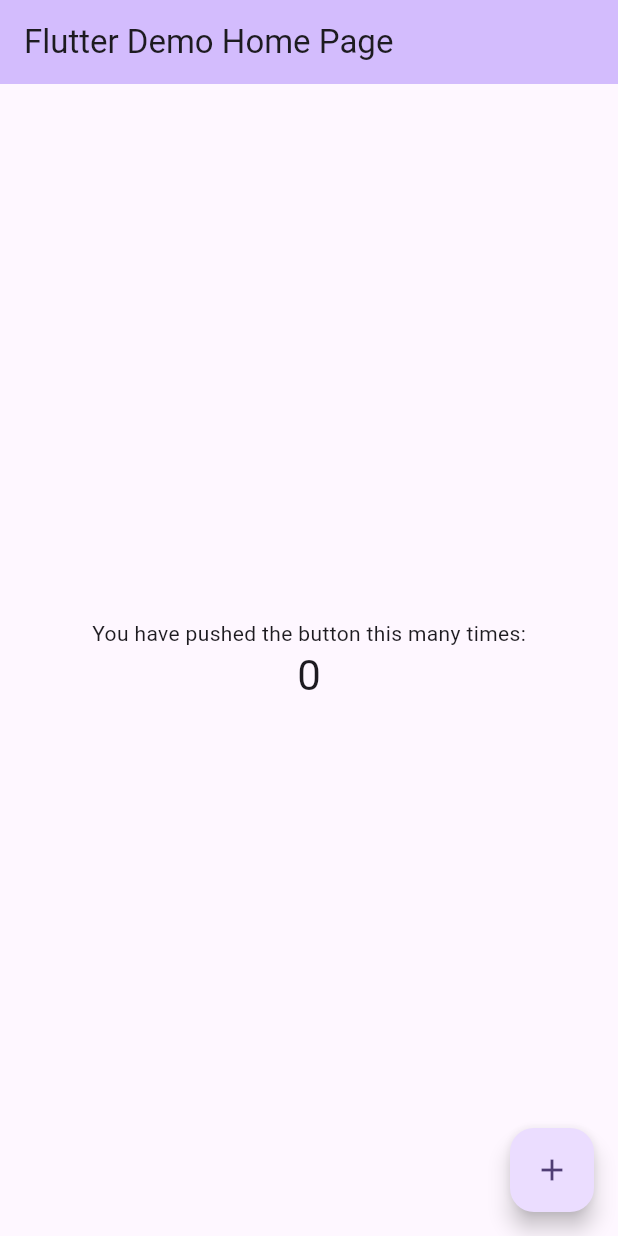
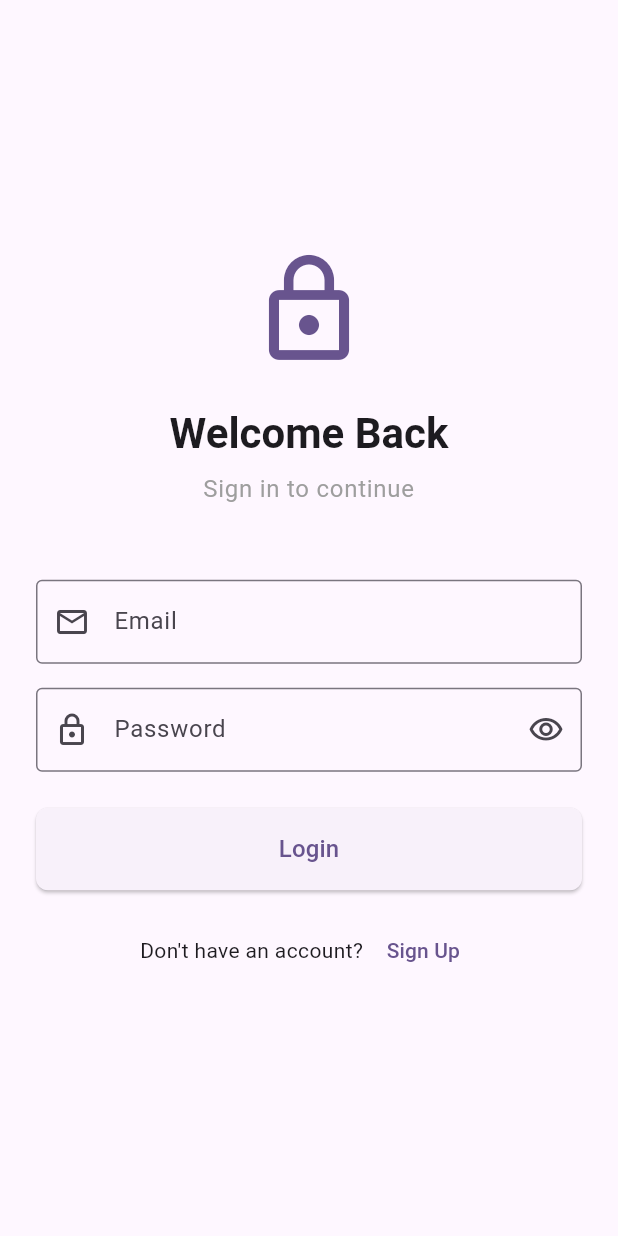
Before and after one commit to kalviumcommunity/S58-0125-Omega-Flutter-With-Firebase-ResolveU, a Flutter app: the screen it shows after launch, on a phone screen of 412 x 824 dp. Run offline on Flutter 3.47's test engine with Material 3 defaults, Android fonts, the phone set to English and light mode, and no system bars; our stand-ins replace firebase_auth, firebase_core; accounts and stored records are empty.

Commit message:
Add login and signup pages with Firebase authentication

```diff
--- a/resolveu/lib/main.dart
+++ b/resolveu/lib/main.dart
@@ -1,13 +1,14 @@
 import 'package:flutter/material.dart';
 import 'package:firebase_core/firebase_core.dart';
 import 'firebase_options.dart';
+import 'screens/login_page.dart';
 
 void main() async {
   WidgetsFlutterBinding.ensureInitialized();
   await Firebase.initializeApp(
     options: DefaultFirebaseOptions.currentPlatform,
   );
-  print('Firebase initialized successfully'); // Add this line
+  print('Firebase initialized successfully');
   runApp(const MyApp());
 }
 
@@ -18,112 +19,12 @@ class MyApp extends StatelessWidget {
   @override
   Widget build(BuildContext context) {
     return MaterialApp(
-      title: 'Flutter Demo',
+      title: 'ResolveU',
       theme: ThemeData(
-        // This is the theme of your application.
-        //
-        // TRY THIS: Try running your application with "flutter run". You'll see
-        // the application has a purple toolbar. Then, without quitting the app,
-        // try changing the seedColor in the colorScheme below to Colors.green
-        // and then invoke "hot reload" (save your changes or press the "hot
-        // reload" button in a Flutter-supported IDE, or press "r" if you used
-        // the command line to start the app).
-        //
-        // Notice that the counter didn't reset back to zero; the application
-        // state is not lost during the reload. To reset the state, use hot
-        // restart instead.
-        //
-        // This works for code too, not just values: Most code changes can be
-        // tested with just a hot reload.
-        colorScheme: .fromSeed(seedColor: Colors.deepPurple),
+        colorScheme: ColorScheme.fromSeed(seedColor: Colors.deepPurple),
+        useMaterial3: true,
       ),
-      home: const MyHomePage(title: 'Flutter Demo Home Page'),
+      home: const LoginPage(),
     );
   }
 }
-
-class MyHomePage extends StatefulWidget {
-  const MyHomePage({super.key, required this.title});
-
-  // This widget is the home page of your application. It is stateful, meaning
-  // that it has a State object (defined below) that contains fields that affect
-  // how it looks.
-
-  // This class is the configuration for the state. It holds the values (in this
-  // case the title) provided by the parent (in this case the App widget) and
-  // used by the build method of the State. Fields in a Widget subclass are
-  // always marked "final".
-
-  final String title;
-
-  @override
-  State<MyHomePage> createState() => _MyHomePageState();
-}
-
-class _MyHomePageState extends State<MyHomePage> {
-  int _counter = 0;
-
-  void _incrementCounter() {
-    setState(() {
-      // This call to setState tells the Flutter framework that something has
-      // changed in this State, which causes it to rerun the build method below
-      // so that the display can reflect the updated values. If we changed
-      // _counter without calling setState(), then the build method would not be
-      // called again, and so nothing would appear to happen.
-      _counter++;
-    });
-  }
-
-  @override
-  Widget build(BuildContext context) {
-    // This method is rerun every time setState is called, for instance as done
-    // by the _incrementCounter method above.
-    //
-    // The Flutter framework has been optimized to make rerunning build methods
-    // fast, so that you can just rebuild anything that needs updating rather
-    // than having to individually change instances of widgets.
-    return Scaffold(
-      appBar: AppBar(
-        // TRY THIS: Try changing the color here to a specific color (to
-        // Colors.amber, perhaps?) and trigger a hot reload to see the AppBar
-        // change color while the other colors stay the same.
-        backgroundColor: Theme.of(context).colorScheme.inversePrimary,
-        // Here we take the value from the MyHomePage object that was created by
-        // the App.build method, and use it to set our appbar title.
-        title: Text(widget.title),
-      ),
-      body: Center(
-        // Center is a layout widget. It takes a single child and positions it
-        // in the middle of the parent.
-        child: Column(
-          // Column is also a layout widget. It takes a list of children and
-          // arranges them vertically. By default, it sizes itself to fit its
-          // children horizontally, and tries to be as tall as its parent.
-          //
-          // Column has various properties to control how it sizes itself and
-          // how it positions its children. Here we use mainAxisAlignment to
-          // center the children vertically; the main axis here is the vertical
-          // axis because Columns are vertical (the cross axis would be
-          // horizontal).
-          //
-          // TRY THIS: Invoke "debug painting" (choose the "Toggle Debug Paint"
-          // action in the IDE, or press "p" in the console), to see the
-          // wireframe for each widget.
-          mainAxisAlignment: .center,
-          children: [
-            const Text('You have pushed the button this many times:'),
-            Text(
-              '$_counter',
-              style: Theme.of(context).textTheme.headlineMedium,
-            ),
-          ],
-        ),
-      ),
-      floatingActionButton: FloatingActionButton(
-        onPressed: _incrementCounter,
-        tooltip: 'Increment',
-        child: const Icon(Icons.add),
-      ),
-    );
-  }
-}
--- /dev/null
+++ b/resolveu/lib/screens/login_page.dart
@@ -0,0 +1,193 @@
+import 'package:flutter/material.dart';
+import 'package:firebase_auth/firebase_auth.dart';
+import 'signup_page.dart';
+
+class LoginPage extends StatefulWidget {
+  const LoginPage({super.key});
+
+  @override
+  State<LoginPage> createState() => _LoginPageState();
+}
+
+class _LoginPageState extends State<LoginPage> {
+  final _formKey = GlobalKey<FormState>();
+  final _emailController = TextEditingController();
+  final _passwordController = TextEditingController();
+  bool _isLoading = false;
+  bool _obscurePassword = true;
+
+  @override
+  void dispose() {
+    _emailController.dispose();
+    _passwordController.dispose();
+    super.dispose();
+  }
+
+  Future<void> _login() async {
+    if (_formKey.currentState!.validate()) {
+      setState(() => _isLoading = true);
+
+      try {
+        await FirebaseAuth.instance.signInWithEmailAndPassword(
+          email: _emailController.text.trim(),
+          password: _passwordController.text,
+        );
+
+        if (mounted) {
+          ScaffoldMessenger.of(context).showSnackBar(
+            const SnackBar(content: Text('Login successful!')),
+          );
+          // Navigate to home page after successful login
+        }
+      } on FirebaseAuthException catch (e) {
+        String message = 'An error occurred';
+        if (e.code == 'user-not-found') {
+          message = 'No user found with this email.';
+        } else if (e.code == 'wrong-password') {
+          message = 'Wrong password provided.';
+        } else if (e.code == 'invalid-email') {
+          message = 'Invalid email address.';
+        }
+
+        if (mounted) {
+          ScaffoldMessenger.of(context).showSnackBar(
+            SnackBar(content: Text(message)),
+          );
+        }
+      } finally {
+        if (mounted) {
+          setState(() => _isLoading = false);
+        }
+      }
+    }
+  }
+
+  @override
+  Widget build(BuildContext context) {
+    return Scaffold(
+      body: SafeArea(
+        child: Center(
+          child: SingleChildScrollView(
+            padding: const EdgeInsets.all(24.0),
+            child: Form(
+              key: _formKey,
+              child: Column(
+                mainAxisAlignment: MainAxisAlignment.center,
+                crossAxisAlignment: CrossAxisAlignment.stretch,
+                children: [
+                  Icon(
+                    Icons.lock_outline,
+                    size: 80,
+                    color: Theme.of(context).colorScheme.primary,
+                  ),
+                  const SizedBox(height: 24),
+                  Text(
+                    'Welcome Back',
+                    style: Theme.of(context).textTheme.headlineMedium?.copyWith(
+                          fontWeight: FontWeight.bold,
+                        ),
+                    textAlign: TextAlign.center,
+                  ),
+                  const SizedBox(height: 8),
+                  Text(
+                    'Sign in to continue',
+                    style: Theme.of(context).textTheme.bodyLarge?.copyWith(
+                          color: Colors.grey,
+                        ),
+                    textAlign: TextAlign.center,
+                  ),
+                  const SizedBox(height: 48),
+                  TextFormField(
+                    controller: _emailController,
+                    keyboardType: TextInputType.emailAddress,
+                    decoration: const InputDecoration(
+                      labelText: 'Email',
+                      prefixIcon: Icon(Icons.email_outlined),
+                      border: OutlineInputBorder(),
+                    ),
+                    validator: (value) {
+                      if (value == null || value.isEmpty) {
+                        return 'Please enter your email';
+                      }
+                      if (!value.contains('@')) {
+                        return 'Please enter a valid email';
+                      }
+                      return null;
+                    },
+                  ),
+                  const SizedBox(height: 16),
+                  TextFormField(
+                    controller: _passwordController,
+                    obscureText: _obscurePassword,
+                    decoration: InputDecoration(
+                      labelText: 'Password',
+                      prefixIcon: const Icon(Icons.lock_outlined),
+                      suffixIcon: IconButton(
+                        icon: Icon(
+                          _obscurePassword
+                              ? Icons.visibility_outlined
+                              : Icons.visibility_off_outlined,
+                        ),
+                        onPressed: () {
+                          setState(() => _obscurePassword = !_obscurePassword);
+                        },
+                      ),
+                      border: const OutlineInputBorder(),
+                    ),
+                    validator: (value) {
+                      if (value == null || value.isEmpty) {
+                        return 'Please enter your password';
+                      }
+                      if (value.length < 6) {
+                        return 'Password must be at least 6 characters';
+                      }
+                      return null;
+                    },
+                  ),
+                  const SizedBox(height: 24),
+                  ElevatedButton(
+                    onPressed: _isLoading ? null : _login,
+                    style: ElevatedButton.styleFrom(
+                      padding: const EdgeInsets.symmetric(vertical: 16),
+                      shape: RoundedRectangleBorder(
+                        borderRadius: BorderRadius.circular(8),
+                      ),
+                    ),
+                    child: _isLoading
+                        ? const SizedBox(
+                            height: 20,
+                            width: 20,
+                            child: CircularProgressIndicator(strokeWidth: 2),
+                          )
+                        : const Text(
+                            'Login',
+                            style: TextStyle(fontSize: 16),
+                          ),
+                  ),
+                  const SizedBox(height: 16),
+                  Row(
+                    mainAxisAlignment: MainAxisAlignment.center,
+                    children: [
+                      const Text("Don't have an account? "),
+                      TextButton(
+                        onPressed: () {
+                          Navigator.push(
+                            context,
+                            MaterialPageRoute(
+                              builder: (context) => const SignupPage(),
+                            ),
+                          );
+                        },
+                        child: const Text('Sign Up'),
+                      ),
+                    ],
+                  ),
+                ],
+              ),
+            ),
+          ),
+        ),
+      ),
+    );
+  }
+}
--- a/resolveu/pubspec.yaml
+++ b/resolveu/pubspec.yaml
@@ -31,11 +31,13 @@ dependencies:
   flutter:
     sdk: flutter
 
+  firebase_auth: ^6.1.4
+
   # The following adds the Cupertino Icons font to your application.
   # Use with the CupertinoIcons class for iOS style icons.
   cupertino_icons: ^1.0.8
 
-  firebase_core: ^2.24.2
+  firebase_core: ^4.4.0
 
 dev_dependencies:
   flutter_test:
```
Also changed, not shown: resolveu/lib/screens/signup_page.dart (added, +243 -0 lines), resolveu/pubspec.lock, 3 other files.
